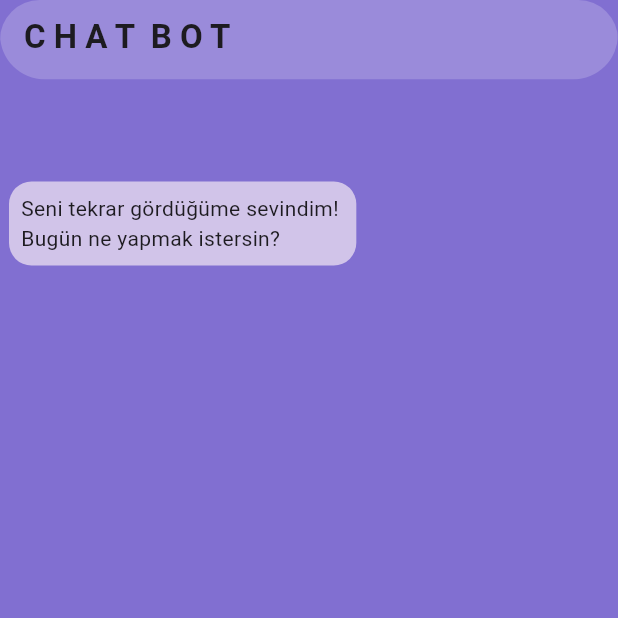
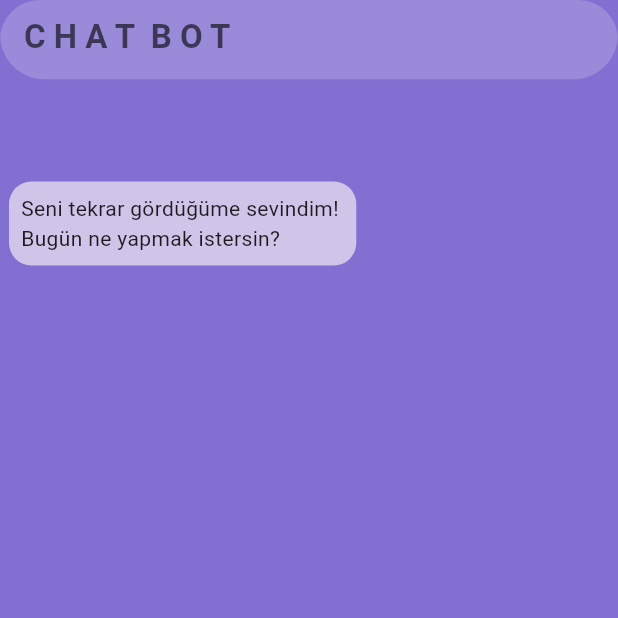
Before and after one commit to berkaayildiz/Flutter-Apps, a Flutter app: the screen it shows after launch, on a phone screen of 412 x 824 dp, the top half of it. Run offline on Flutter 3.47's test engine with Material 2 defaults, Android fonts, the phone set to English and light mode, and no system bars; our stand-ins replace google_fonts.

Commit message:
Changed AppBar's text color

```diff
--- a/chatbot_app/lib/constants/constants.dart
+++ b/chatbot_app/lib/constants/constants.dart
@@ -1,5 +1,6 @@
 import 'dart:ui';
 
+const Color appBarTextColor = Color.fromARGB(155, 0, 0, 0);
 const Color themeColor = Color.fromARGB(255, 129, 111, 209);
 const Color buttonColor = Color.fromARGB(255, 235, 223, 255);
 const Color layoutColor = Color.fromARGB(50, 255, 255, 255);
--- a/chatbot_app/lib/pages/home_page.dart
+++ b/chatbot_app/lib/pages/home_page.dart
@@ -27,7 +27,8 @@ class _HomePageState extends State<HomePage> {
             title: Text(
               appBarTitle,
               style: GoogleFonts.gothicA1(
-                  textStyle: const TextStyle(fontWeight: FontWeight.w600)),
+                  textStyle: const TextStyle(
+                      fontWeight: FontWeight.w600, color: appBarTextColor)),
             ),
           ),
         ),
```
Also changed, not shown: 1 other file.
